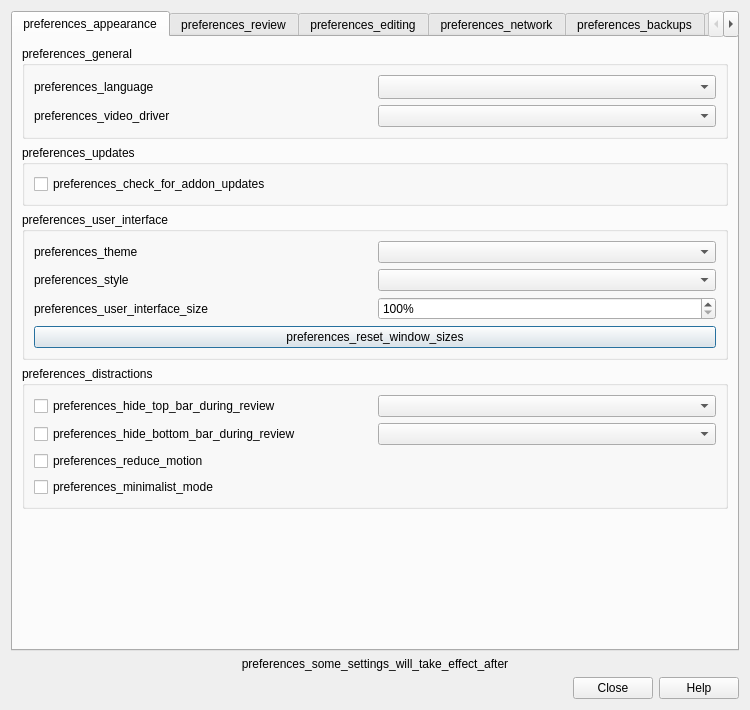
Before: the Qt Designer form qt/aqt/forms/preferences.ui in anatolkleiser/anki-mods, drawn with Qt 5.
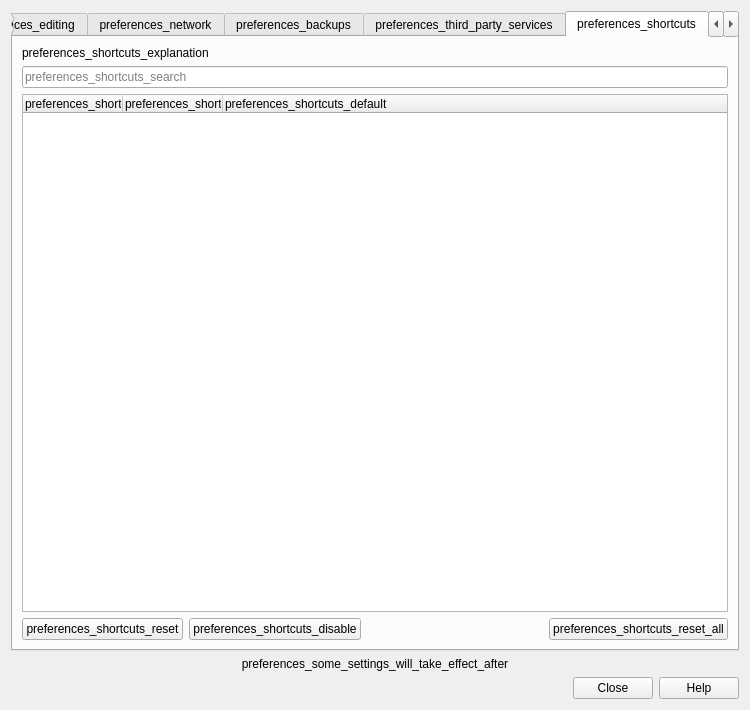
After: the same form once the commit is applied. The open tabs and pages were chosen to show the change.

Commit message:
feat: Configurable keyboard shortcuts
Shortcuts for the main window, reviewer, overview, browser, previewer,
card layout and editor are defined in one registry (aqt/shortcuts.py)
and can be changed or disabled in a new Shortcuts tab in the
preferences. Editor pages receive the overrides via an injected script,
which tslib/shortcuts.ts applies when registering shortcuts. Tab and
Shift+Tab are listed as the editor's Indent/Outdent shortcuts.

In the browser, adding a note again while the previously added note is
still empty selects that note instead of creating another one.

Patch:
```diff
--- a/qt/aqt/forms/preferences.ui
+++ b/qt/aqt/forms/preferences.ui
@@ -1229,6 +1229,108 @@
        </item>
       </layout>
      </widget>
+     <widget class="QWidget" name="shortcutsTab">
+      <attribute name="title">
+       <string>preferences_shortcuts</string>
+      </attribute>
+      <layout class="QVBoxLayout" name="shortcutsLayout">
+       <item>
+        <widget class="QLabel" name="shortcuts_explanation">
+         <property name="text">
+          <string>preferences_shortcuts_explanation</string>
+         </property>
+         <property name="wordWrap">
+          <bool>true</bool>
+         </property>
+        </widget>
+       </item>
+       <item>
+        <widget class="QLineEdit" name="shortcuts_search">
+         <property name="placeholderText">
+          <string>preferences_shortcuts_search</string>
+         </property>
+         <property name="clearButtonEnabled">
+          <bool>true</bool>
+         </property>
+        </widget>
+       </item>
+       <item>
+        <widget class="QTreeWidget" name="shortcuts_tree">
+         <property name="contextMenuPolicy">
+          <enum>Qt::ContextMenuPolicy::CustomContextMenu</enum>
+         </property>
+         <property name="alternatingRowColors">
+          <bool>true</bool>
+         </property>
+         <property name="uniformRowHeights">
+          <bool>true</bool>
+         </property>
+         <column>
+          <property name="text">
+           <string>preferences_shortcuts_action</string>
+          </property>
+         </column>
+         <column>
+          <property name="text">
+           <string>preferences_shortcuts_shortcut</string>
+          </property>
+         </column>
+         <column>
+          <property name="text">
+           <string>preferences_shortcuts_default</string>
+          </property>
+         </column>
+        </widget>
+       </item>
+       <item>
+        <layout class="QHBoxLayout" name="shortcutsButtons">
+         <item>
+          <widget class="QPushButton" name="shortcuts_reset">
+           <property name="text">
+            <string>preferences_shortcuts_reset</string>
+           </property>
+           <property name="autoDefault">
+            <bool>false</bool>
+           </property>
+          </widget>
+         </item>
+         <item>
+          <widget class="QPushButton" name="shortcuts_disable">
+           <property name="text">
+            <string>preferences_shortcuts_disable</string>
+           </property>
+           <property name="autoDefault">
+            <bool>false</bool>
+           </property>
+          </widget>
+         </item>
+         <item>
+          <spacer name="shortcutsSpacer">
+           <property name="orientation">
+            <enum>Qt::Orientation::Horizontal</enum>
+           </property>
+           <property name="sizeHint" stdset="0">
+            <size>
+             <width>40</width>
+             <height>20</height>
+            </size>
+           </property>
+          </spacer>
+         </item>
+         <item>
+          <widget class="QPushButton" name="shortcuts_reset_all">
+           <property name="text">
+            <string>preferences_shortcuts_reset_all</string>
+           </property>
+           <property name="autoDefault">
+            <bool>false</bool>
+           </property>
+          </widget>
+         </item>
+        </layout>
+       </item>
+      </layout>
+     </widget>
      <widget class="QWidget" name="labsTab">
       <attribute name="title">
        <string>preferences_experimental_features_tab</string>
```
Left out of the diff: 7 changed lines with no effect on the pictures. The commit also changes 20 other files.
